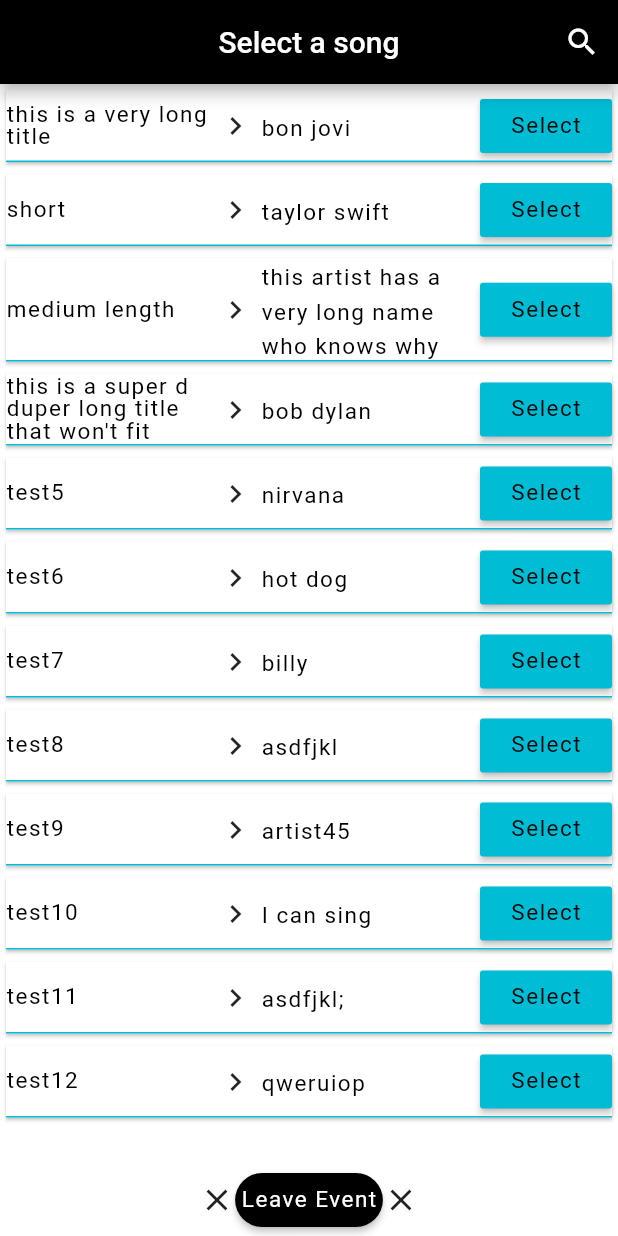
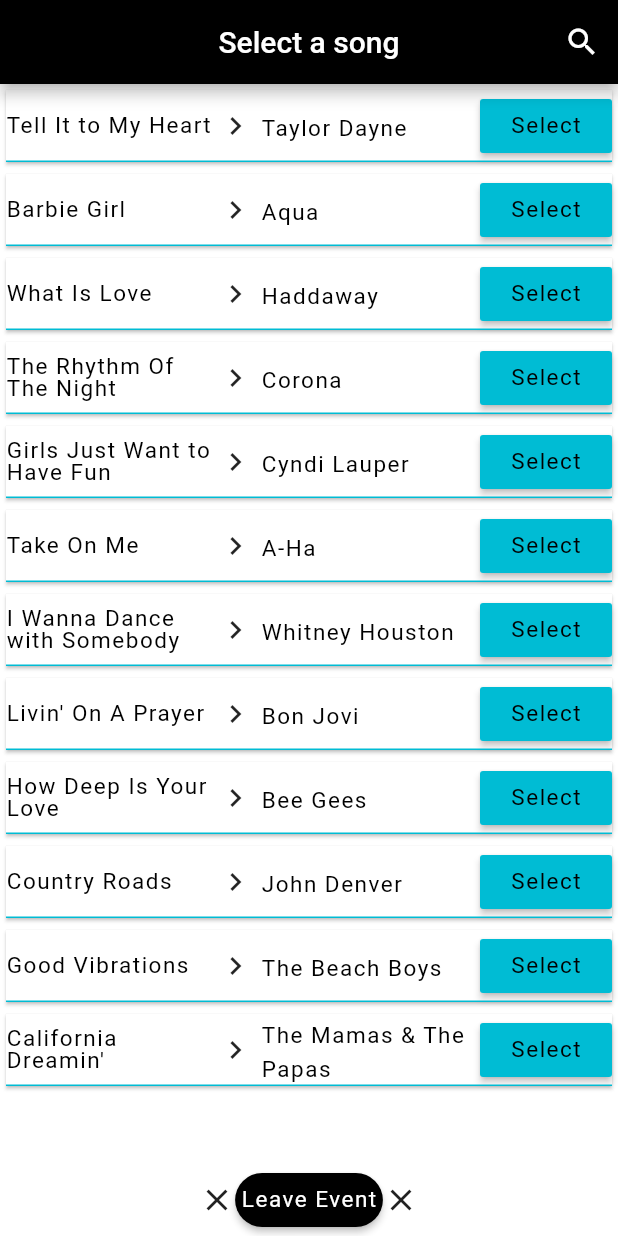
Before and after one commit to EvanRhoades/CSC490-Karaoke-App, a Flutter app: the ChooseSongPage screen opened directly, on a phone screen of 412 x 824 dp. Run offline on Flutter 3.47's test engine with Material 2 defaults, Android fonts, the phone set to English and light mode, and no system bars.

Commit message:
Demo Code

```diff
--- a/karaoke490/lib/choose_song_page.dart
+++ b/karaoke490/lib/choose_song_page.dart
@@ -9,9 +9,11 @@ class ChooseSongPage extends StatefulWidget {
 }
 
 class _ChooseSongPageState extends State<ChooseSongPage> {
+
   // this will be called when the user presses the select button
   void selectMe(int index) {
     globals.selectedSongIndex = index;
+    //globals.participantList.add()
     // SEAN: We now have the selected song from the user.  This should be sent back to the server
     // so that it can go in the Queue for the event/DJ.
     // Variable: index (index of both the song and the artist arrays)
--- a/karaoke490/lib/globals.dart
+++ b/karaoke490/lib/globals.dart
@@ -5,14 +5,15 @@ library my_prj.globals;
 // is this user a DJ?  This info will come from the server/database immediately after login
 bool isDJ = false;
 int djID = 0;
+String userUserName = "";
 
 // this will store the DJ's songlist for the duration of the user's involvement in the event
 // NOTE: indexes must align (index 0 for song should match index 0 for artist
 //                           ...there may be a way to do this a different way on my end but this was the most simple)
-List<String> djSonglist = ["this is a very long title", "short", "medium length", "this is a super d duper long title that won't fit",
-"test5", "test6", "test7", "test8", "test9", "test10", "test11", "test12"];
-List<String> djArtistlist = ["bon jovi", "taylor swift", "this artist has a very long name who knows why", "bob dylan",
-"nirvana", "hot dog", "billy", "asdfjkl", "artist45", "I can sing", "asdfjkl;", "qweruiop"];
+List<String> djSonglist = ["Tell It to My Heart", "Barbie Girl", "What Is Love", "The Rhythm Of The Night",
+"Girls Just Want to Have Fun", "Take On Me", "I Wanna Dance with Somebody", "Livin' On A Prayer", "How Deep Is Your Love", "Country Roads", "Good Vibrations", "California Dreamin'"];
+List<String> djArtistlist = ["Taylor Dayne", "Aqua", "Haddaway", "Corona",
+"Cyndi Lauper", "A-Ha", "Whitney Houston", "Bon Jovi", "Bee Gees", "John Denver", "The Beach Boys", "The Mamas & The Papas"];
 
 // this will store the search results of the participant
 // NOTE: indexes must align (index 0 for song should match index 0 for artist
@@ -27,8 +28,10 @@ List<int> djIndex = [1];
 int selectedSongIndex;
 
 // stores the karaoke participants and their respective song choices
-List<String> participantList = ["lukeusername", "MrMWardster", "SeanLeonhard", "EvanRhoades", "my name is humongous", "person6", "person7", "person8", "person 9"];
-List<String> participantSongs = ["la la land", "lamp", "asdfjkl;", "goldfish suck","this is a reallllllly lonnnnnng sonnnnnng", "song 6", "song7", "song8", "song 9"];
+//List<String> participantList = ["lukeusername", "MrMWardster", "SeanLeonhard", "EvanRhoades", "my name is humongous", "person6", "person7", "person8", "person 9"];
+//List<String> participantSongs = ["la la land", "lamp", "asdfjkl;", "goldfish suck","this is a reallllllly lonnnnnng sonnnnnng", "song 6", "song7", "song8", "song 9"];
+List<String> participantList = ["lukeusername", "MrMWardster", "SeanLeonhard", "EvanRhoades", "SteveTate"];
+List<String> participantSongs = ["la la land", "I Wanna Dance with Somebody", "Country Roads", "Livin' On A Prayer","California Dreamin'"];
 
 // this will store the event code itself; will be displayed only to the DJ
 int eventCode;
--- a/karaoke490/lib/join_or_create.dart
+++ b/karaoke490/lib/join_or_create.dart
@@ -34,9 +34,12 @@ class _JoinOrCreatePageState extends State<JoinOrCreatePage> {
     // 1. check if this event code exists
 
 
+
     // if the input is syntactically valid, we save it and move to the next page
     if (form.validate() && eventCodeExists) {
       form.save();
+
+
 
       /*
          SEAN:
```
